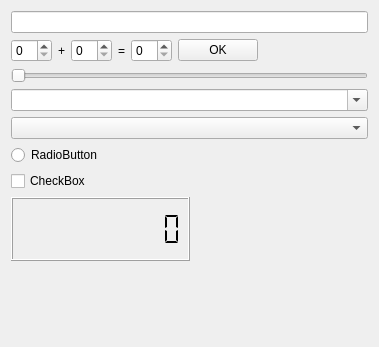
This is Qt/my_programm/_For_tests/src/for_tests_mainbox/ui/for_tests_mainbox.ui in RinatB2017/mega_GIT as Qt 5 draws it before an edit. The edited form follows.
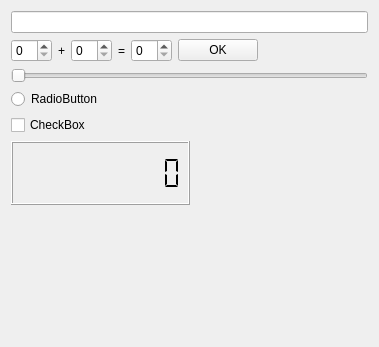
This is the edited form.

What changed in the file:
```diff
--- a/Qt/my_programm/_For_tests/src/for_tests_mainbox/ui/for_tests_mainbox.ui
+++ b/Qt/my_programm/_For_tests/src/for_tests_mainbox/ui/for_tests_mainbox.ui
@@ -80,19 +80,6 @@
      </property>
     </widget>
    </item>
-   <item>
-    <widget class="QComboBox" name="comboBox">
-     <property name="enabled">
-      <bool>true</bool>
-     </property>
-     <property name="editable">
-      <bool>true</bool>
-     </property>
-    </widget>
-   </item>
-   <item>
-    <widget class="QComboBox" name="comboBox_2"/>
-   </item>
    <item>
     <widget class="QRadioButton" name="radioButton">
      <property name="text">
```
